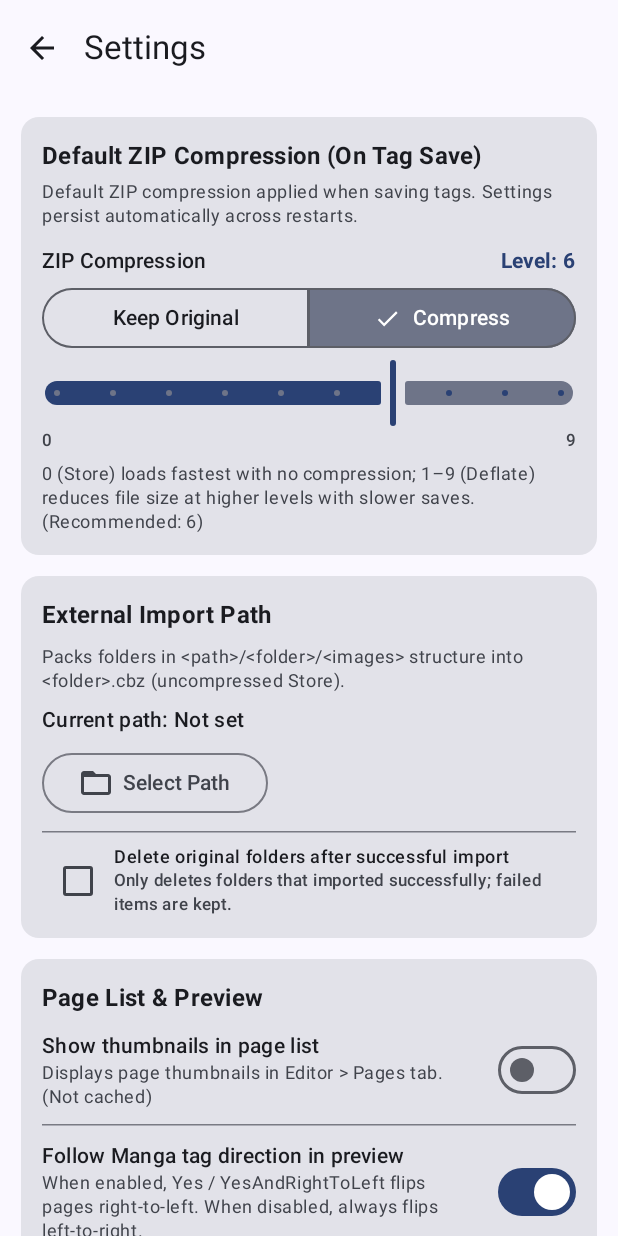
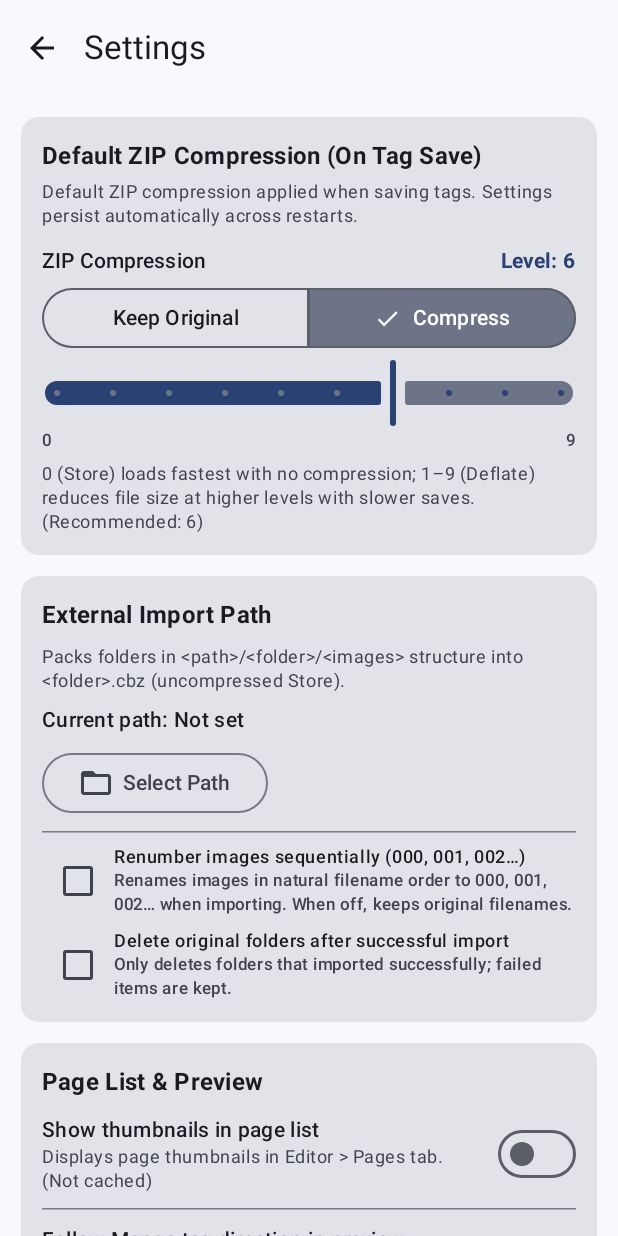
Before and after one commit to UltraCitra/CBZTagger, an Android app built with Jetpack Compose: the screen it shows after launch (MainActivity), after a tap on "Compress", on a phone screen of 412 x 824 dp. Run offline under Robolectric (Android 15) with nearby library versions, the phone set to English and light mode, and no system bars; pictures from the network do not load; 1 other tap on this screen came first.

Commit message:
feat: add sequential 000-based image renumbering option for external import

```diff
--- a/app/src/main/java/com/cbztagger/app/MainActivity.kt
+++ b/app/src/main/java/com/cbztagger/app/MainActivity.kt
@@ -317,6 +317,7 @@ private fun ComicTagApp(viewModel: MainViewModel) {
             ExternalImportDialog(
                 importState = externalImport,
                 initialDeleteSource = state.settings.deleteExternalSourceAfterImport,
+                initialSequentialRename = state.settings.sequentialRenameOnExternalImport,
                 onChangeSourceFolder = {
                     openImportDialogAfterPick = true
                     externalFolderPicker.launch(null)
@@ -325,8 +326,8 @@ private fun ComicTagApp(viewModel: MainViewModel) {
                     importDestFolderPicker.launch(null)
                 },
                 onDismiss = { viewModel.dismissExternalImportDialog() },
-                onConfirm = { selected, deleteSource ->
-                    viewModel.runExternalImport(selected, deleteSource)
+                onConfirm = { selected, deleteSource, sequentialRename ->
+                    viewModel.runExternalImport(selected, deleteSource, sequentialRename)
                 },
             )
         }
--- a/app/src/main/java/com/cbztagger/app/data/AppPreferences.kt
+++ b/app/src/main/java/com/cbztagger/app/data/AppPreferences.kt
@@ -15,6 +15,7 @@ data class AppSettings(
     val lastFolderUri: String? = null,
     val externalImportFolderUri: String? = null,
     val externalImportFolderName: String? = null,
+    val sequentialRenameOnExternalImport: Boolean = false,
     val deleteExternalSourceAfterImport: Boolean = false,
     val showPageListThumbnails: Boolean = false,
     val previewFollowMangaDirection: Boolean = true,
@@ -40,6 +41,7 @@ class AppPreferences(context: Context) {
             lastFolderUri = prefs.getString(KEY_LAST_FOLDER_URI, null),
             externalImportFolderUri = prefs.getString(KEY_EXTERNAL_IMPORT_URI, null),
             externalImportFolderName = prefs.getString(KEY_EXTERNAL_IMPORT_NAME, null),
+            sequentialRenameOnExternalImport = prefs.getBoolean(KEY_SEQUENTIAL_RENAME_EXTERNAL_IMPORT, false),
             deleteExternalSourceAfterImport = prefs.getBoolean(KEY_DELETE_EXTERNAL_SOURCE, false),
             showPageListThumbnails = prefs.getBoolean(KEY_SHOW_PAGE_LIST_THUMBNAILS, false),
             previewFollowMangaDirection = prefs.getBoolean(KEY_PREVIEW_FOLLOW_MANGA_DIR, true),
@@ -66,6 +68,7 @@ class AppPreferences(context: Context) {
             .putString(KEY_LAST_FOLDER_URI, settings.lastFolderUri)
             .putString(KEY_EXTERNAL_IMPORT_URI, settings.externalImportFolderUri)
             .putString(KEY_EXTERNAL_IMPORT_NAME, settings.externalImportFolderName)
+            .putBoolean(KEY_SEQUENTIAL_RENAME_EXTERNAL_IMPORT, settings.sequentialRenameOnExternalImport)
             .putBoolean(KEY_DELETE_EXTERNAL_SOURCE, settings.deleteExternalSourceAfterImport)
             .putBoolean(KEY_SHOW_PAGE_LIST_THUMBNAILS, settings.showPageListThumbnails)
             .putBoolean(KEY_PREVIEW_FOLLOW_MANGA_DIR, settings.previewFollowMangaDirection)
@@ -86,6 +89,7 @@ class AppPreferences(context: Context) {
         private const val KEY_LAST_FOLDER_URI = "last_folder_uri"
         private const val KEY_EXTERNAL_IMPORT_URI = "external_import_folder_uri"
         private const val KEY_EXTERNAL_IMPORT_NAME = "external_import_folder_name"
+        private const val KEY_SEQUENTIAL_RENAME_EXTERNAL_IMPORT = "sequential_rename_external_import"
         private const val KEY_DELETE_EXTERNAL_SOURCE = "delete_external_source_after_import"
         private const val KEY_SHOW_PAGE_LIST_THUMBNAILS = "show_page_list_thumbnails"
         private const val KEY_PREVIEW_FOLLOW_MANGA_DIR = "preview_follow_manga_direction"
--- a/app/src/main/java/com/cbztagger/app/data/SafCbzRepository.kt
+++ b/app/src/main/java/com/cbztagger/app/data/SafCbzRepository.kt
@@ -222,10 +222,11 @@ class SafCbzRepository(private val context: Context) {
         destTreeUri: Uri,
         existingNamesLower: MutableSet<String>,
         deleteSourceAfterImport: Boolean,
+        sequentialRename: Boolean = false,
         onProgress: (Int, Int) -> Unit = { _, _ -> },
     ): CbzDocumentItem = withContext(Dispatchers.IO) {
         val children = queryChildren(sourceTreeUri, candidate.folderDocId).filterNot { it.isDirectory }
-        val plannedImages = ExternalFolderImporter.planImageEntries(children) { it.name }
+        val plannedImages = ExternalFolderImporter.planImageEntries(children, sequentialRename) { it.name }
         if (plannedImages.isEmpty()) {
             throw IllegalStateException(str(R.string.err_no_images_in_folder, candidate.folderName))
         }
--- a/app/src/main/java/com/cbztagger/app/ui/MainViewModel.kt
+++ b/app/src/main/java/com/cbztagger/app/ui/MainViewModel.kt
@@ -566,6 +566,7 @@ class MainViewModel(application: Application) : AndroidViewModel(application) {
     fun runExternalImport(
         selectedCandidates: List<ExternalFolderCandidate>,
         deleteSourceAfterImport: Boolean,
+        sequentialRename: Boolean = false,
     ) {
         val importState = _uiState.value.externalImport ?: return
         if (selectedCandidates.isEmpty()) return
@@ -598,6 +599,7 @@ class MainViewModel(application: Application) : AndroidViewModel(application) {
                         destTreeUri = importState.destTreeUri,
                         existingNamesLower = existingNamesLower,
                         deleteSourceAfterImport = deleteSourceAfterImport,
+                        sequentialRename = sequentialRename,
                     ) { done, total ->
                         _uiState.update { s ->
                             s.copy(
--- a/app/src/main/java/com/cbztagger/app/ui/screens/SettingsScreen.kt
+++ b/app/src/main/java/com/cbztagger/app/ui/screens/SettingsScreen.kt
@@ -188,6 +188,37 @@ fun SettingsScreen(
                         }
                     }
                     HorizontalDivider()
+                    Row(
+                        modifier = Modifier
+                            .fillMaxWidth()
+                            .clickable {
+                                onUpdateSettings(
+                                    settings.copy(
+                                        sequentialRenameOnExternalImport = !settings.sequentialRenameOnExternalImport,
+                                    ),
+                                )
+                            },
+                        verticalAlignment = Alignment.CenterVertically,
+                    ) {
+                        Checkbox(
+                            checked = settings.sequentialRenameOnExternalImport,
+                            onCheckedChange = { checked ->
+                                onUpdateSettings(settings.copy(sequentialRenameOnExternalImport = checked))
+                            },
+                        )
+                        Column(modifier = Modifier.weight(1f)) {
+                            Text(
+                                text = stringResource(R.string.settings_external_sequential_title),
+                                style = MaterialTheme.typography.bodySmall,
+                                fontWeight = FontWeight.Medium,
+                            )
+                            Text(
+                                text = stringResource(R.string.settings_external_sequential_desc),
+                                style = MaterialTheme.typography.labelSmall,
+                                color = MaterialTheme.colorScheme.onSurfaceVariant,
+                            )
+                        }
+                    }
                     Row(
                         modifier = Modifier
                             .fillMaxWidth()
--- a/app/src/main/res/values/strings.xml
+++ b/app/src/main/res/values/strings.xml
@@ -173,11 +173,13 @@
     <string name="import_dest_label">CBZ Output Folder</string>
     <string name="import_dest_same">%1$s (Same as source)</string>
     <string name="import_info_banner">Store (Uncompressed) · Keep original image filenames</string>
+    <string name="import_info_banner_sequential">Store (Uncompressed) · Renumber images (000, 001, 002…)</string>
     <string name="import_chip_all">All (%1$d)</string>
     <string name="import_chip_new">New only (%1$d)</string>
     <string name="import_item_summary">→ %1$s · %2$d images · %3$s</string>
     <string name="import_badge_imported">Already imported</string>
     <string name="import_badge_xml">Has ComicInfo.xml</string>
+    <string name="import_sequential_rename_checkbox">Renumber images sequentially (000, 001, 002…)</string>
     <string name="import_delete_source_checkbox">Delete original folders after import</string>
     <string name="import_confirm_button">Import (%1$d)</string>
 
@@ -210,6 +212,8 @@
     <string name="settings_external_unset">Not set</string>
     <string name="settings_external_pick">Select Path</string>
     <string name="settings_external_change">Change Path</string>
+    <string name="settings_external_sequential_title">Renumber images sequentially (000, 001, 002…)</string>
+    <string name="settings_external_sequential_desc">Renames images in natural filename order to 000, 001, 002… when importing. When off, keeps original filenames.</string>
     <string name="settings_external_delete_title">Delete original folders after successful import</string>
     <string name="settings_external_delete_desc">Only deletes folders that imported successfully; failed items are kept.</string>
     <string name="settings_pages_title">Page List &amp; Preview</string>
```
Also changed, not shown: app/src/main/java/com/cbztagger/app/core/ExternalFolderImporter.kt (+19 -2 lines), app/src/main/java/com/cbztagger/app/ui/dialogs/ExternalImportDialog.kt (+30 -5 lines), 4 other files.
